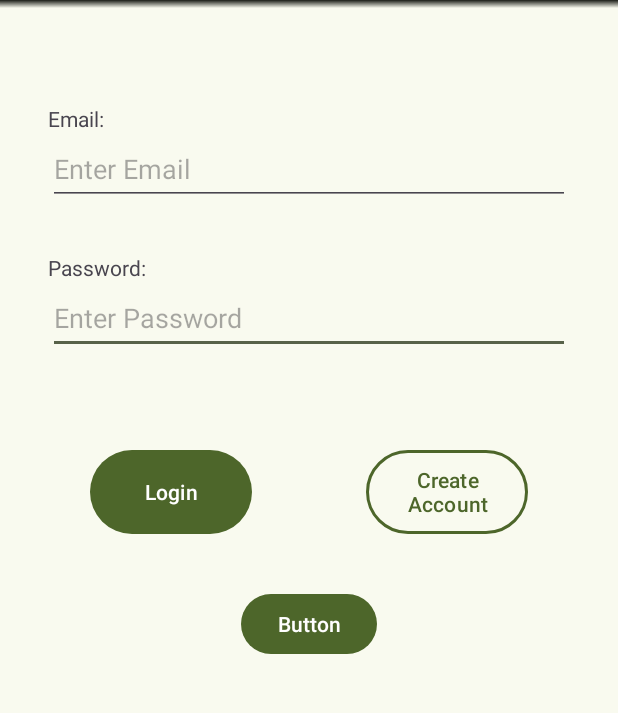
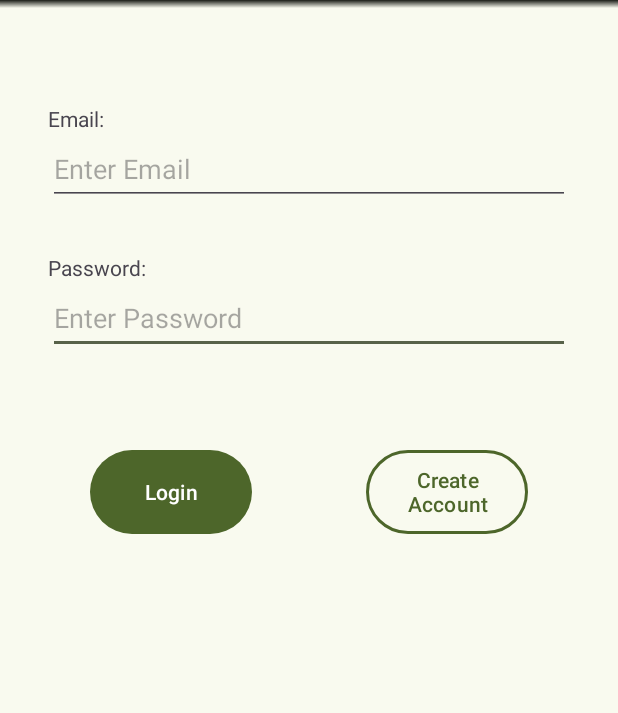
Before and after one commit to bh98cs/myPT_AndroidApplication, an Android app: the screen it shows after launch (LoginActivity), after a tap on "Login", on a phone screen of 412 x 824 dp, the part 96-809 px from its top. Run offline under Robolectric (Android 15) with nearby library versions, the phone set to English and light mode, and no system bars; our stand-ins replace Firebase (no records; nobody signed in at launch, a user with empty details on screens opened directly); libraries missing offline, so code that uses them is left out: it.xabaras.android; 3 statements that could not run were skipped.

Commit message:
Tidied code for LoginActivity

```diff
--- a/app/src/main/java/daniel/southern/myptapplication/LoginActivity.java
+++ b/app/src/main/java/daniel/southern/myptapplication/LoginActivity.java
@@ -54,7 +54,6 @@ public class LoginActivity extends AppCompatActivity implements View.OnClickList
     //declare functional views on Activity
     private Button loginBtn;
     private Button createAccBtn;
-    private Button googleSignIn;
     private EditText userEmail;
     private EditText userPassword;
     private Toolbar toolbar;
@@ -81,14 +80,12 @@ public class LoginActivity extends AppCompatActivity implements View.OnClickList
         //Initialize views
         loginBtn = findViewById(R.id.button_Login);
         createAccBtn = findViewById(R.id.button_CreateAccount);
-        googleSignIn = findViewById(R.id.button2);
         userEmail = findViewById(R.id.editText_UserEmail);
         userPassword = findViewById(R.id.editText_Password);
 
         //set onclick listener for buttons
         loginBtn.setOnClickListener(this);
         createAccBtn.setOnClickListener(this);
-        googleSignIn.setOnClickListener(this);
 
         //get intent that started activity
         Intent intent = getIntent();
@@ -138,14 +135,7 @@ public class LoginActivity extends AppCompatActivity implements View.OnClickList
             //send user to homepage
             Intent intent = new Intent(this, HomePageActivity.class);
             startActivity(intent);
-        } else if (v.getId() == R.id.button2) {
-            signInWithGoogle();
         }
-    }
-
-    private void signInWithGoogle() {
-        Intent intent = googleSignInClient.getSignInIntent();
-        startActivityForResult(intent, REQ_SIGN_IN);
     }
 
     @Override
--- a/app/src/main/res/layout/activity_login.xml
+++ b/app/src/main/res/layout/activity_login.xml
@@ -83,15 +83,5 @@
         app:layout_constraintEnd_toEndOf="parent"
         app:layout_constraintTop_toBottomOf="@+id/editText_Password" />
 
-    <Button
-        android:id="@+id/button2"
-        android:layout_width="wrap_content"
-        android:layout_height="wrap_content"
-        android:layout_marginTop="32dp"
-        android:text="Button"
-        app:layout_constraintEnd_toEndOf="parent"
-        app:layout_constraintStart_toStartOf="parent"
-        app:layout_constraintTop_toBottomOf="@+id/button_CreateAccount" />
-
 
 </androidx.constraintlayout.widget.ConstraintLayout>
```
